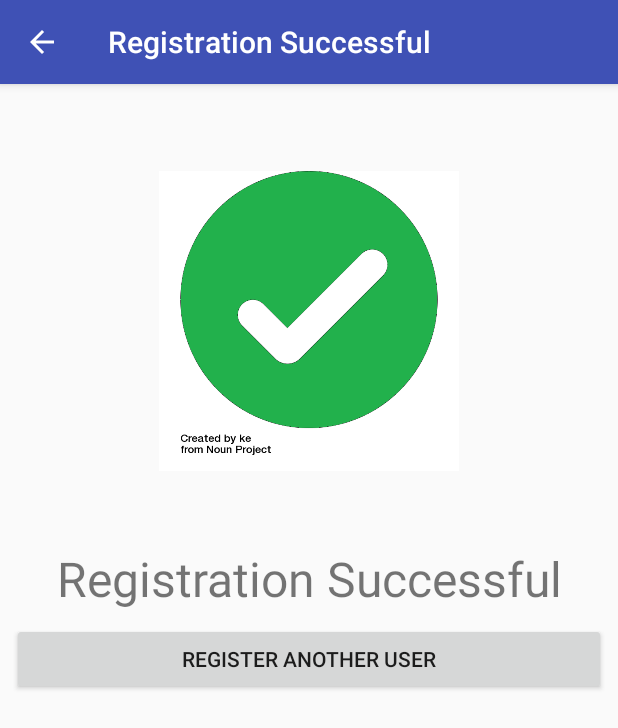
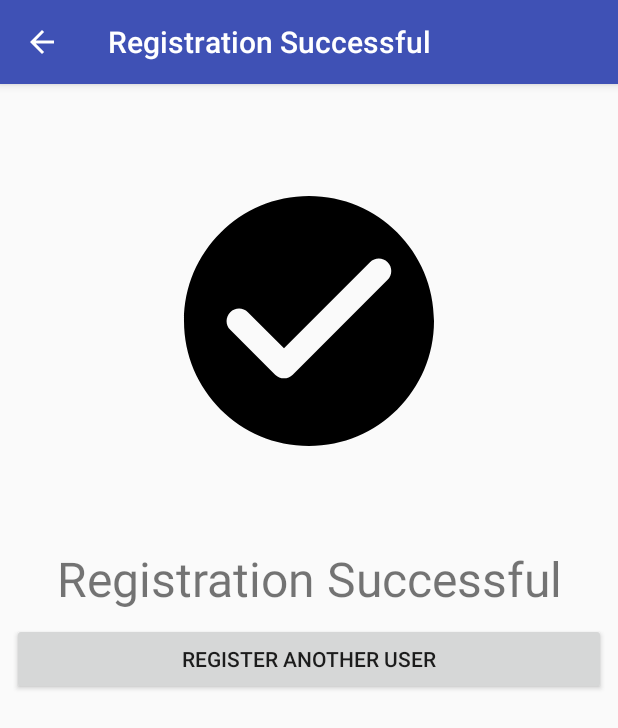
Before and after one commit to TarentoTechnologies/CheckIn, an Android app: the SuccessfulRegistrationActivity screen opened directly, with no data from a screen before it, on a phone screen of 412 x 824 dp. Shown: the top 728 px of the screen. Run offline under Robolectric (Android 15) with nearby library versions, the light colour scheme and no system bars.

Commit message:
better icons

```diff
--- a/app/src/main/java/com/tarento/checkin/checkin/AutoFitTextureView.java
+++ b/app/src/main/java/com/tarento/checkin/checkin/AutoFitTextureView.java
@@ -65,7 +65,7 @@ public class AutoFitTextureView extends TextureView {
         if (0 == mRatioWidth || 0 == mRatioHeight) {
             setMeasuredDimension(width, height);
         } else {
-            if (width < height * mRatioWidth / mRatioHeight) {
+            if (width > height * mRatioWidth / mRatioHeight) {
                 setMeasuredDimension(width, width * mRatioHeight / mRatioWidth);
             } else {
                 setMeasuredDimension(height * mRatioWidth / mRatioHeight, height);
--- /dev/null
+++ b/app/src/main/res/drawable/check_circle.xml
@@ -0,0 +1,9 @@
+<vector xmlns:android="http://schemas.android.com/apk/res/android"
+    android:width="24dp"
+    android:height="24dp"
+    android:viewportWidth="24"
+    android:viewportHeight="24">
+  <path
+      android:fillColor="#FF000000"
+      android:pathData="M12,2C6.48,2 2,6.48 2,12s4.48,10 10,10s10,-4.48 10,-10S17.52,2 12,2zM9.29,16.29l-3.59,-3.59c-0.39,-0.39 -0.39,-1.02 0,-1.41l0,0c0.39,-0.39 1.02,-0.39 1.41,0L10,14.17l6.88,-6.88c0.39,-0.39 1.02,-0.39 1.41,0l0,0c0.39,0.39 0.39,1.02 0,1.41l-7.59,7.59C10.32,16.68 9.68,16.68 9.29,16.29z"/>
+</vector>
--- a/app/src/main/res/layout/activity_successful_login.xml
+++ b/app/src/main/res/layout/activity_successful_login.xml
@@ -16,7 +16,7 @@
         <ImageView
             android:layout_width="@dimen/image_size"
             android:layout_height="@dimen/image_size"
-            android:src="@drawable/check_circle_black"
+            android:src="@drawable/check_circle"
             android:layout_margin="50dp"
             android:contentDescription="@string/check_mark_description" />
 
--- a/app/src/main/res/layout/activity_successful_registration.xml
+++ b/app/src/main/res/layout/activity_successful_registration.xml
@@ -16,7 +16,7 @@
         <ImageView
             android:layout_width="@dimen/image_size"
             android:layout_height="@dimen/image_size"
-            android:src="@drawable/check_circle_black"
+            android:src="@drawable/check_circle"
             android:layout_margin="50dp"
             android:contentDescription="@string/check_mark_description" />
 
--- a/app/src/main/res/layout/activity_unsuccessful_login.xml
+++ b/app/src/main/res/layout/activity_unsuccessful_login.xml
@@ -16,7 +16,7 @@
         <ImageView
             android:layout_width="@dimen/image_size"
             android:layout_height="@dimen/image_size"
-            android:src="@drawable/cross_circle_black"
+            android:src="@drawable/cross_circle"
             android:layout_margin="50dp"
             android:contentDescription="@string/cross_mark_description" />
 
```
Also changed, not shown: app/src/main/res/drawable/camera_button.xml (added, +9 -0 lines), app/src/main/res/drawable/cross_circle.xml (added, +9 -0 lines), app/src/main/res/layout/fragment_camera.xml (+6 -2 lines), app/src/main/res/drawable/check_circle_black.png (deleted), app/src/main/res/drawable/cross_circle_black.png (deleted).
